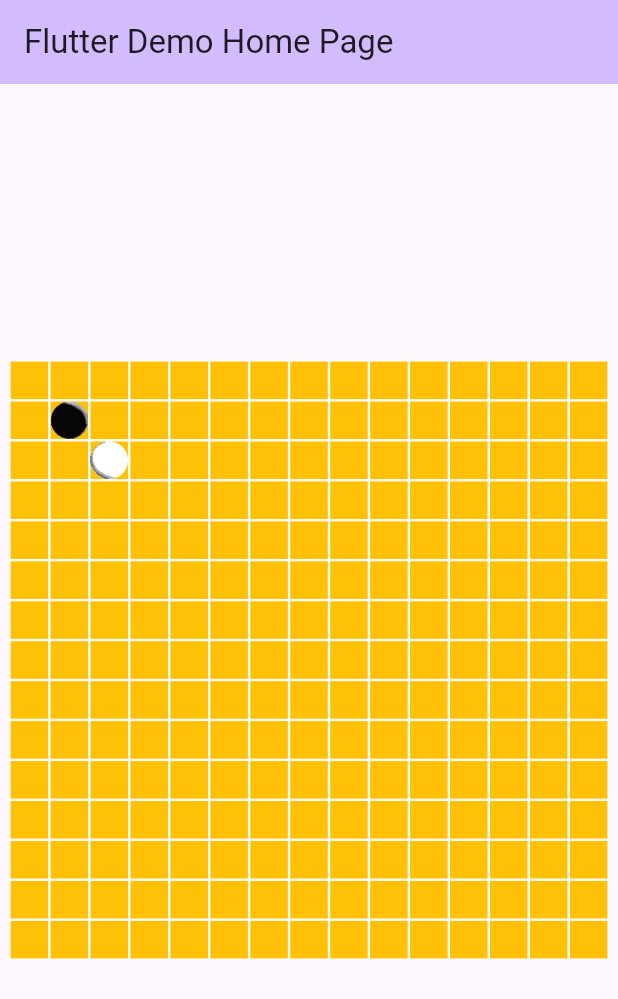
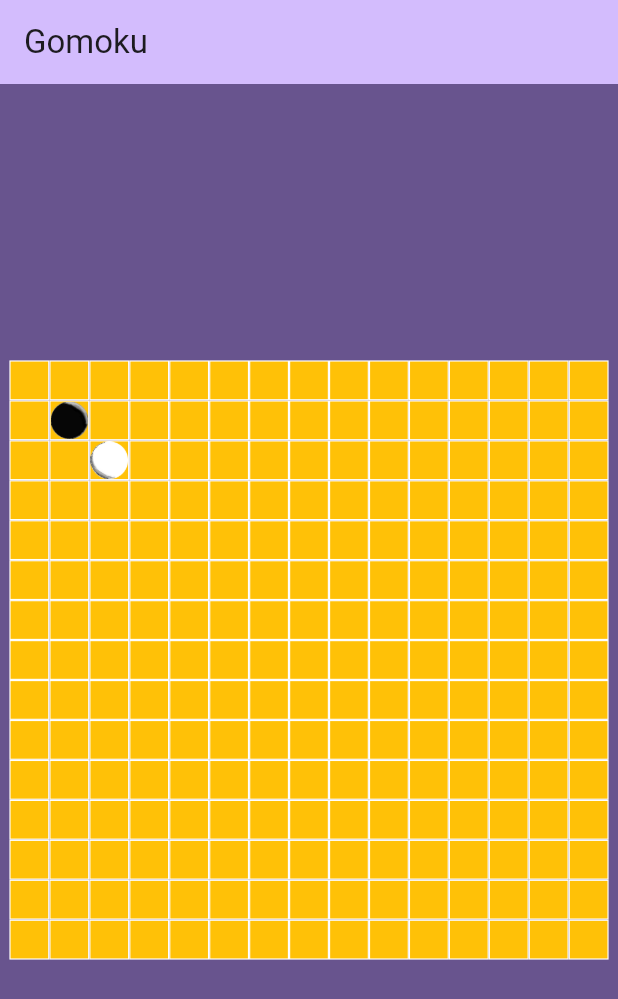
Before and after one commit to J1m3y1/App_4, a Flutter app: the screen it shows after launch, on a phone screen of 412 x 824 dp. Shown: the top 999 px of the screen. Run offline on Flutter 3.47's test engine with Material 3 defaults, Android fonts, the phone set to English and light mode, and no system bars.

Commit message:
Add theme and client provider

```diff
--- a/_csc4330_app_4/lib/main.dart
+++ b/_csc4330_app_4/lib/main.dart
@@ -1,3 +1,4 @@
+import 'package:_csc4330_app_4/models/client.dart';
 import 'package:_csc4330_app_4/models/gomoku_game.dart';
 import 'package:_csc4330_app_4/models/player.dart';
 import 'package:_csc4330_app_4/ui/board.dart';
@@ -19,7 +20,7 @@ class MyApp extends StatelessWidget {
       theme: ThemeData(
         colorScheme: .fromSeed(seedColor: Colors.deepPurple),
       ),
-      home: const MyHomePage(title: 'Flutter Demo Home Page'),
+      home: const MyHomePage(title: 'Gomoku'),
     );
   }
 }
@@ -57,6 +58,10 @@ class _MyHomePageState extends State<MyHomePage> {
     create: (context) => Player(color: Stone.black)
   );
 
+  Provider<Client> clientProvider = Provider<Client>(
+    create: (context) => Client()
+  );
+
   @override
   Widget build(BuildContext context) {
     // This method is rerun every time setState is called, for instance as done
@@ -67,7 +72,7 @@ class _MyHomePageState extends State<MyHomePage> {
     // than having to individually change instances of widgets.
 
     return MultiProvider(
-      providers: [gameProvider, playerProvider],
+      providers: [gameProvider, playerProvider, clientProvider],
       child: Scaffold(
         appBar: AppBar(
           // TRY THIS: Try changing the color here to a specific color (to
@@ -78,12 +83,15 @@ class _MyHomePageState extends State<MyHomePage> {
           // the App.build method, and use it to set our appbar title.
           title: Text(widget.title),
         ),
-        body: Center(
-          child: FittedBox(
-            fit: BoxFit.contain,
-            child: Padding(
-              padding: const EdgeInsets.all(16.0),
-              child: BoardWidget()
+        body: Container(
+          decoration: BoxDecoration(color: Theme.of(context).colorScheme.primary),
+          child: Center(
+            child: FittedBox(
+              fit: BoxFit.contain,
+              child: Padding(
+                padding: const EdgeInsets.all(16.0),
+                child: BoardWidget()
+              )
             )
           )
         )
--- /dev/null
+++ b/_csc4330_app_4/lib/models/client.dart
@@ -0,0 +1,5 @@
+class Client {
+  bool is_online;
+
+  Client({this.is_online=false});
+}
```
